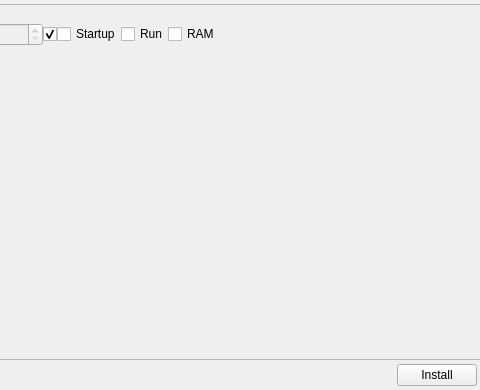
Above: CoActionOS-QtSDK/CSdk/CApplicationInstaller.ui from CoActionOS/CoActionOS-Desktop before the change; both pictures show x 182 to 662 and y 0 to 390 of the 747 by 390 pixel window. Below: the same form after it.
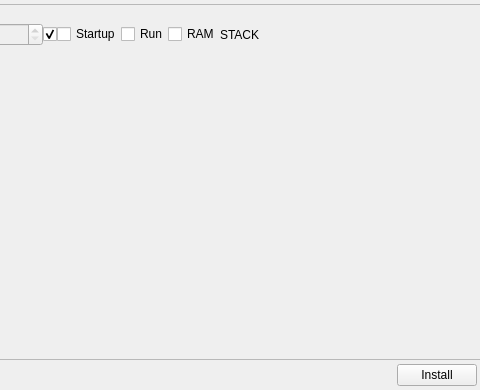
That is the form after the change. Custom widgets are drawn as their Qt base class.

Commit message: Fixed #5 - check stack size

```diff
--- a/CoActionOS-QtSDK/CSdk/CApplicationInstaller.ui
+++ b/CoActionOS-QtSDK/CSdk/CApplicationInstaller.ui
@@ -164,6 +164,13 @@
              </property>
             </widget>
            </item>
+           <item>
+            <widget class="QLabel" name="stackLabel">
+             <property name="text">
+              <string>STACK</string>
+             </property>
+            </widget>
+           </item>
            <item>
             <spacer name="horizontalSpacer_2">
              <property name="orientation">
```
Left out of the diff: 22 changed lines with no effect on the pictures. The commit also changes 2 other files.
